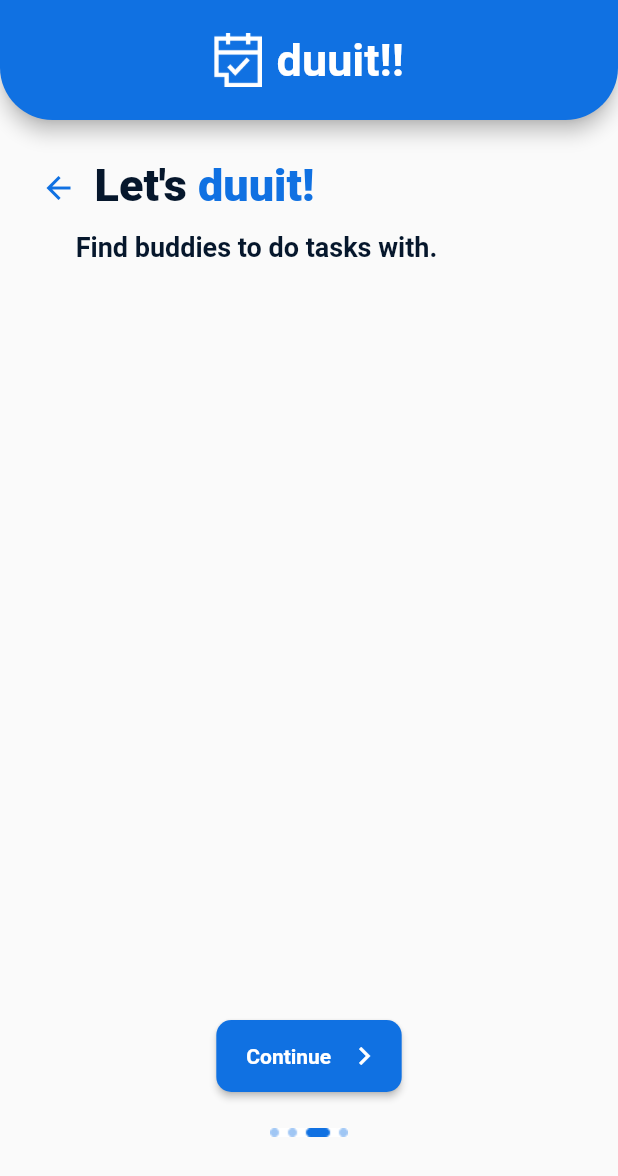
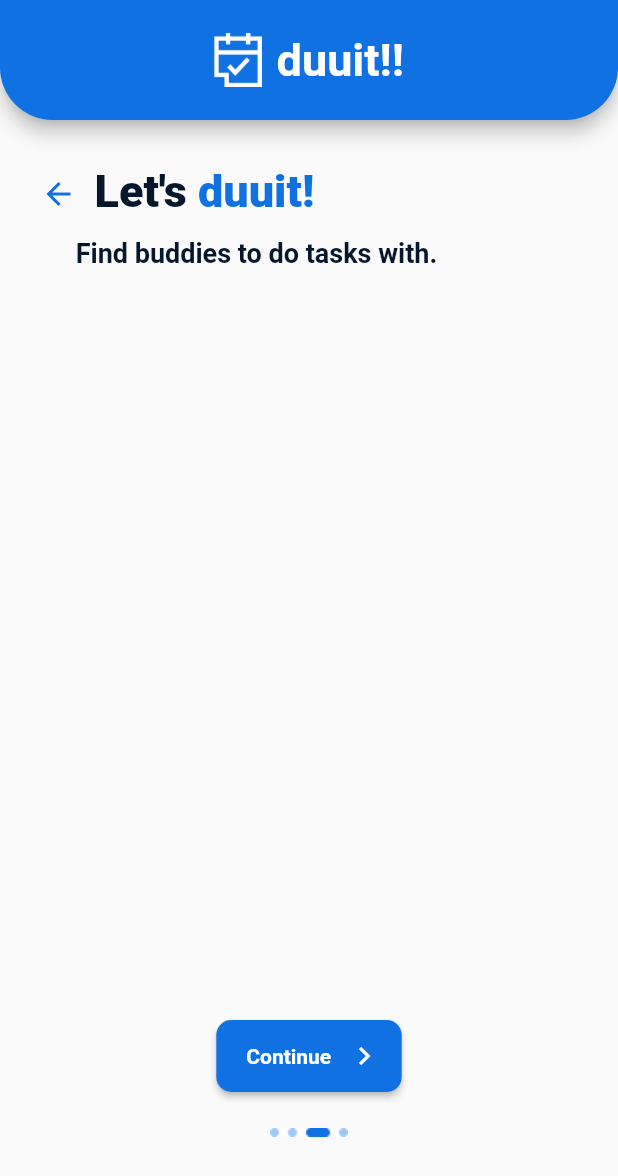
Before and after one commit to priyanshu-sekhar/duuit-app, a Flutter app: the OnboardingScreen4 screen opened by its route, on a phone screen of 412 x 824 dp. Shown: the top 1176 px of the screen. Run offline on Flutter 3.47's test engine with Material 2 defaults, Android fonts, the phone set to English and light mode, and no system bars.

Commit message:
minor styling fixes

```diff
--- a/lib/src/screens/onboarding/onboarding_screen_3.dart
+++ b/lib/src/screens/onboarding/onboarding_screen_3.dart
@@ -55,8 +55,8 @@ class OnboardingScreen3 extends StatelessWidget {
       child: TextField(
         decoration: textFieldDecoration(
             labelText: 'Description', hintText: 'I would like to achieve'),
-        minLines: 5,
-        maxLines: 5,
+        minLines: 4,
+        maxLines: 4,
       ),
     );
   }
--- a/lib/src/screens/onboarding/onboarding_screen_4.dart
+++ b/lib/src/screens/onboarding/onboarding_screen_4.dart
@@ -13,7 +13,6 @@ class OnboardingScreen4 extends StatelessWidget {
       appBar: Header(),
       body: Container(
         child: Column(
-          mainAxisAlignment: MainAxisAlignment.start,
           children: [
             OnboardingHeader(
               header: 'Let\'s ',
--- a/lib/src/widgets/onboarding_header.dart
+++ b/lib/src/widgets/onboarding_header.dart
@@ -10,7 +10,7 @@ class OnboardingHeader extends StatelessWidget {
   @override
   Widget build(BuildContext context) {
     return Container(
-      margin: EdgeInsets.only(left: 15, right: 64, top: 26),
+      margin: EdgeInsets.only(left: 15, right: 64, top: 30),
       alignment: Alignment.topLeft,
       child: Row(
         crossAxisAlignment: CrossAxisAlignment.start,
```
